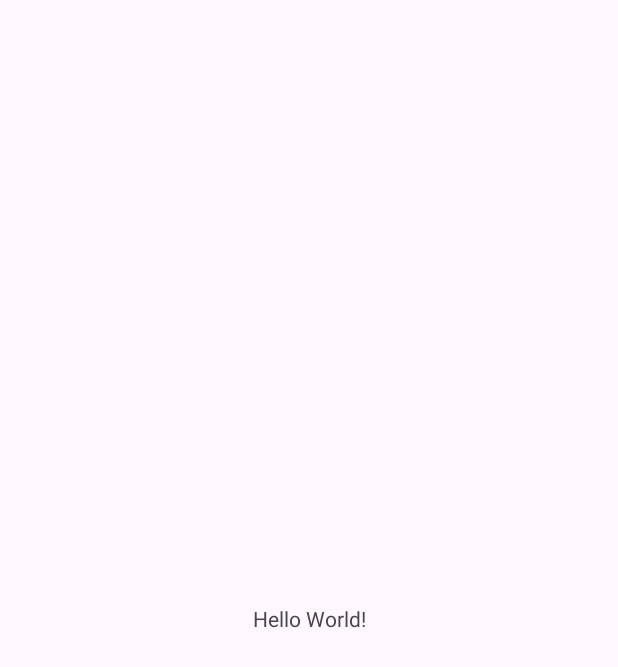
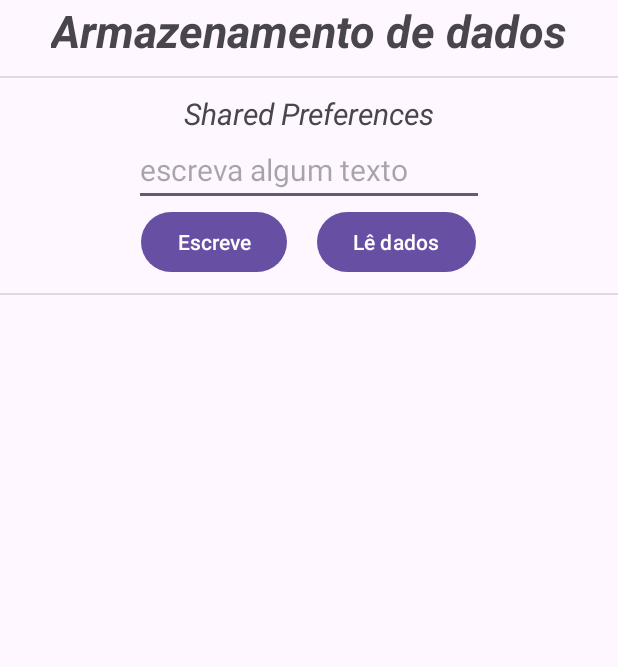
Before and after one commit to IPT-MEI-DAMA-2024-2025/storage, an Android app: the screen it shows after launch (MainActivity), on a phone screen of 412 x 824 dp. Before the commit the part shown is almost empty. Shown: the top 667 px of the screen. Run offline under Robolectric (Android 15) with nearby library versions, the phone set to English and light mode, and no system bars.

Commit message:
Shared Preferences

```diff
--- a/app/src/main/java/pt/ipt/dama/storage/MainActivity.kt
+++ b/app/src/main/java/pt/ipt/dama/storage/MainActivity.kt
@@ -1,12 +1,24 @@
 package pt.ipt.dama.storage
 
+import android.view.inputmethod.InputMethodManager
+import android.content.Context
+import android.content.SharedPreferences
 import android.os.Bundle
+import android.view.View
+import android.widget.Button
+import android.widget.EditText
+import android.widget.Toast
 import androidx.activity.enableEdgeToEdge
 import androidx.appcompat.app.AppCompatActivity
 import androidx.core.view.ViewCompat
 import androidx.core.view.WindowInsetsCompat
+import com.google.android.material.snackbar.Snackbar
 
 class MainActivity : AppCompatActivity() {
+
+    // Shared Preferences
+    private lateinit var txt1: EditText
+
     override fun onCreate(savedInstanceState: Bundle?) {
         super.onCreate(savedInstanceState)
         enableEdgeToEdge()
@@ -16,5 +28,64 @@ class MainActivity : AppCompatActivity() {
             v.setPadding(systemBars.left, systemBars.top, systemBars.right, systemBars.bottom)
             insets
         }
+
+        // Shared Preferences
+        txt1 = findViewById(R.id.editText1)
+        findViewById<Button>(R.id.btWrite1).setOnClickListener {
+            escreveSharedPreferences()
+            esconderTeclado(it)
+        }
+        findViewById<Button>(R.id.btRead1).setOnClickListener {
+            lerSharedPrefences()
+        }
     }
+
+     /**
+     * Escreve o conteúdo introduzido pelo utilizador, num único 'ficheiro',
+     * nas Shared Preferences.
+     */
+    private fun escreveSharedPreferences() {
+        val sharedPreferences=getPreferences(MODE_PRIVATE)
+        val editor:SharedPreferences.Editor=sharedPreferences.edit()
+
+        // colocar o conteúdo que o utilizador escreveu nas Shared Preferences
+        // Os dados são sempre escritos no formato: 'Variável'+'valor'
+        // usa-se o método putXXXXX, onde XXXXX significa String, Int, Double, etc.
+        editor.putString("SPreferenceSimples",txt1.text.toString())
+        // guardar as alterações
+        editor.commit()  // eventualmente, <=>   editor.apply()
+
+        // neste caso, vamos mostrar uma mensagem de 'conforto' ao utilizador
+        Toast.makeText(this, getString(R.string.dados_guardados), Toast.LENGTH_SHORT).show()
+    }
+
+    /**
+     * Lê o conteúdo introduzido pelo utilizador, dum único 'ficheiro',
+     * guardado nas Shared Preferences.
+     */
+    private fun lerSharedPrefences() {
+        val sharedPreferences=getPreferences(MODE_PRIVATE)
+        // ler o conteúdo da Shared Preferences. Se não for possível a leitura, devolve um texto alternativo
+        // estou a usar o método getString() porque guardei 'texto'. Outros tipos de dados,
+        // implicam outros métodos
+        val texto=sharedPreferences.getString("SPreferenceSimples",getString(R.string.txt_vazio))
+
+        // usar os dados lidos
+        val contextView = findViewById<View>(R.id.main)
+        Snackbar.make(contextView,"Introduziu: $texto", Snackbar.LENGTH_SHORT).show()
+    }
+
+
+
+
+    /**
+     * Esconder o teclado
+     * @param view Referencia o contexto onde o teclado está visível
+     */
+    private fun esconderTeclado(view:View) {
+        // hide the keyboard
+        val imm=getSystemService(Context.INPUT_METHOD_SERVICE) as InputMethodManager
+        imm.hideSoftInputFromWindow(view.windowToken,0)
+    }
+
 }
--- a/app/src/main/res/layout/activity_main.xml
+++ b/app/src/main/res/layout/activity_main.xml
@@ -1,19 +1,52 @@
 <?xml version="1.0" encoding="utf-8"?>
-<androidx.constraintlayout.widget.ConstraintLayout xmlns:android="http://schemas.android.com/apk/res/android"
-    xmlns:app="http://schemas.android.com/apk/res-auto"
+<LinearLayout xmlns:android="http://schemas.android.com/apk/res/android"
     xmlns:tools="http://schemas.android.com/tools"
     android:id="@+id/main"
     android:layout_width="match_parent"
     android:layout_height="match_parent"
+    android:orientation="vertical"
     tools:context=".MainActivity">
 
     <TextView
         android:layout_width="wrap_content"
         android:layout_height="wrap_content"
-        android:text="Hello World!"
-        app:layout_constraintBottom_toBottomOf="parent"
-        app:layout_constraintEnd_toEndOf="parent"
-        app:layout_constraintStart_toStartOf="parent"
-        app:layout_constraintTop_toTopOf="parent" />
+        android:text="@string/label_cabecalho"
+        android:layout_gravity="center"
+        android:textStyle="bold|italic"
+        android:textSize="30sp"
+        />
 
-</androidx.constraintlayout.widget.ConstraintLayout>
+    <!-- Tarefa 1 -->
+    <LinearLayout style="@style/contentor_geral">
+
+        <View style="@style/linha_separacao" />
+
+        <TextView
+            android:text="@string/shared_preferences"
+            style="@style/titulo_seccao" />
+
+        <EditText
+            android:id="@+id/editText1"
+            android:hint="@string/sharedPrefencesEditText"
+            android:inputType="text"
+            android:text=""
+            style="@style/editText" />
+
+        <LinearLayout style="@style/contentor_botoes">
+            <Button
+                android:id="@+id/btWrite1"
+                android:text="@string/btWrite"
+                android:layout_marginRight="10dp"
+                style="@style/button" />
+            <Button
+                android:id="@+id/btRead1"
+                style="@style/button"
+                android:text="@string/btRead"
+                android:layout_marginLeft="10dp"
+                />
+        </LinearLayout>
+    </LinearLayout>
+
+    <View style="@style/linha_separacao" />
+
+</LinearLayout>
--- a/app/src/main/res/values/strings.xml
+++ b/app/src/main/res/values/strings.xml
@@ -1,3 +1,10 @@
 <resources>
     <string name="app_name">Armazenamento de dados</string>
+    <string name="label_cabecalho">Armazenamento de dados</string>
+    <string name="shared_preferences">Shared Preferences</string>
+    <string name="sharedPrefencesEditText">escreva algum texto</string>
+    <string name="btWrite">Escreve</string>
+    <string name="btRead">Lê dados</string>
+    <string name="dados_guardados">Dados guardados</string>
+    <string name="txt_vazio">Não encontrei nada</string>
 </resources>
--- /dev/null
+++ b/app/src/main/res/values/styles.xml
@@ -0,0 +1,45 @@
+<?xml version="1.0" encoding="utf-8"?>
+<resources>
+
+    <style name="titulo_seccao">
+        <item name="android:layout_width">wrap_content</item>
+        <item name="android:layout_height">wrap_content</item>
+        <item name="android:layout_gravity">center</item>
+        <item name="android:textStyle">italic</item>
+        <item name="android:textSize">20sp</item>
+        <item name="android:layout_marginTop">10dp</item>
+    </style>
+
+    <style name="editText">
+        <item name="android:layout_width">wrap_content</item>
+        <item name="android:layout_height">wrap_content</item>
+        <item name="android:layout_gravity">center</item>
+        <item name="android:ems">10</item>
+        <item name="android:textSize">20sp</item>
+    </style>
+
+    <style name="button">
+        <item name="android:layout_width">wrap_content</item>
+        <item name="android:layout_height">wrap_content</item>
+    </style>
+
+    <style name="contentor_botoes">
+        <item name="android:layout_width">wrap_content</item>
+        <item name="android:layout_height">wrap_content</item>
+        <item name="android:layout_gravity">center</item>
+        <item name="android:orientation">horizontal</item>
+    </style>
+
+    <style name="contentor_geral">
+        <item name="android:layout_width">match_parent</item>
+        <item name="android:layout_height">wrap_content</item>
+        <item name="android:orientation">vertical</item>
+    </style>
+
+    <style name="linha_separacao">
+        <item name="android:layout_width">match_parent</item>
+        <item name="android:layout_height">1dp</item>
+        <item name="android:layout_marginTop">10dp</item>
+        <item name="android:background">?android:attr/listDivider</item>
+    </style>
+</resources>
```
